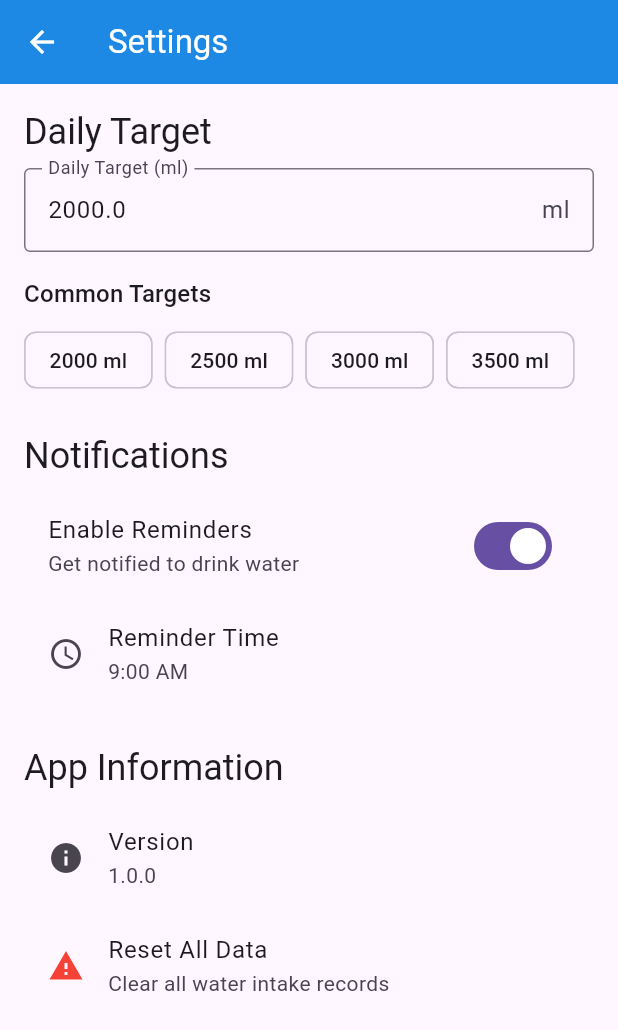
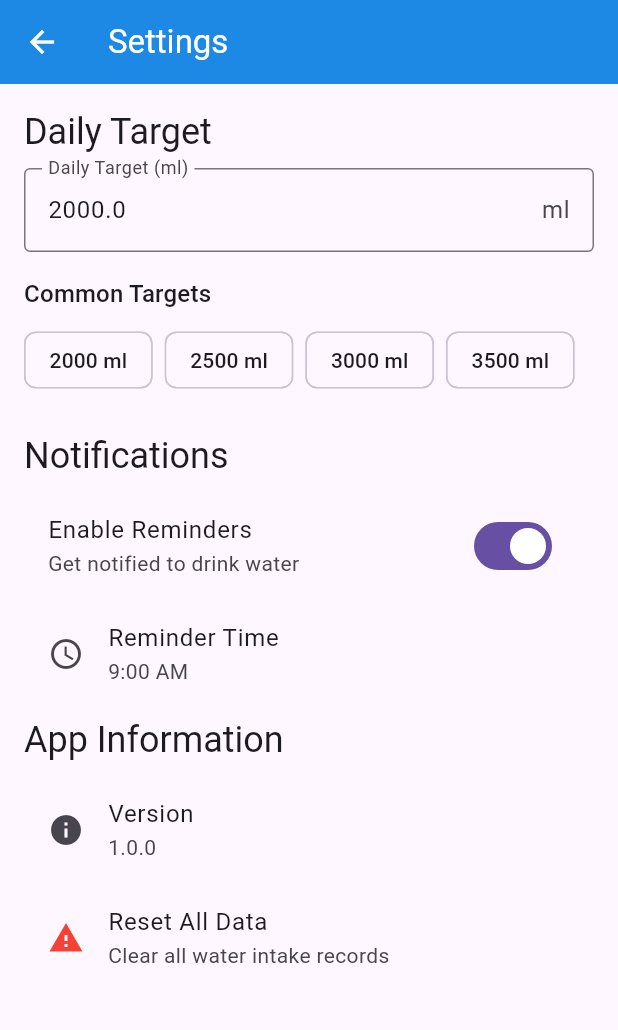
Before and after one commit to karanks6/Flutter-water-intake-app, a Flutter app: the screen it shows after launch, after a tap on the "settings" icon, on a phone screen of 412 x 824 dp. Shown: the top 1030 px of the screen. Run offline on Flutter 3.47's test engine with Material 3 defaults, Android fonts, the phone set to English and light mode, and no system bars; our stand-ins replace flutter_local_notifications, permission_handler, shared_preferences, timezone.

Commit message:
added changes

```diff
--- a/water_intake/lib/screens/settings_screen.dart
+++ b/water_intake/lib/screens/settings_screen.dart
@@ -110,7 +110,7 @@ class _SettingsScreenState extends State<SettingsScreen> {
                   enabled: _notificationsEnabled,
                 ),
 
-                SizedBox(height: 24),
+                SizedBox(height: 5),
 
                 // App Info
                 Text(
--- a/water_intake/lib/widgets/progress_chart.dart
+++ b/water_intake/lib/widgets/progress_chart.dart
@@ -12,129 +12,109 @@ class ProgressChart extends StatelessWidget {
         final weeklyData = intakeProvider.getWeeklyData();
 
         return Container(
-          padding: EdgeInsets.all(16),
+          padding: const EdgeInsets.all(16),
+          margin: const EdgeInsets.symmetric(horizontal: 8),
           decoration: BoxDecoration(
             color: Colors.white,
-            borderRadius: BorderRadius.circular(8),
+            borderRadius: BorderRadius.circular(12),
             boxShadow: [
               BoxShadow(
-                color: Colors.grey.withOpacity(0.1),
-                spreadRadius: 1,
-                blurRadius: 3,
-                offset: Offset(0, 1),
+                color: Colors.black12,
+                blurRadius: 6,
+                offset: Offset(0, 2),
               ),
             ],
           ),
           child: Column(
             children: [
-              // Chart Header
+              // Header
               Row(
                 mainAxisAlignment: MainAxisAlignment.spaceBetween,
                 children: [
                   Text(
                     'Last 7 Days',
-                    style: Theme.of(context).textTheme.titleMedium?.copyWith(
-                      fontWeight: FontWeight.bold,
-                    ),
+                    style: Theme.of(context).textTheme.titleMedium?.copyWith(fontWeight: FontWeight.bold),
                   ),
                   Text(
                     'Target: ${intakeProvider.dailyTarget.toStringAsFixed(0)} ml',
-                    style: Theme.of(
-                      context,
-                    ).textTheme.bodySmall?.copyWith(color: Colors.grey[600]),
+                    style: TextStyle(color: Colors.grey[600], fontSize: 12),
                   ),
                 ],
               ),
+              const SizedBox(height: 16),
 
-              SizedBox(height: 16),
+              // Bar Chart Section
+              LayoutBuilder(
+                builder: (context, constraints) {
+                  final maxBarHeight = constraints.maxHeight > 200 ? 160.0 : 120.0;
 
-              // Bar Chart
-              Expanded(
+                  return SizedBox(
+                    height: maxBarHeight + 50, // extra space for labels
                     child: Row(
+                      crossAxisAlignment: CrossAxisAlignment.end,
                       mainAxisAlignment: MainAxisAlignment.spaceEvenly,
-                  crossAxisAlignment: CrossAxisAlignment.end,
                       children: weeklyData.map((data) {
-                    final percentage =
-                        data['intake'] / intakeProvider.dailyTarget;
-                    final barHeight = (percentage * 120).clamp(0.0, 120.0);
+                        final percentage = (data['intake'] / intakeProvider.dailyTarget).clamp(0.0, 1.0);
+                        final barHeight = percentage * maxBarHeight;
+
+                        Color startColor;
+                        Color endColor;
+                        if (percentage >= 1.0) {
+                          startColor = Colors.green[700]!;
+                          endColor = Colors.green[400]!;
+                        } else if (percentage >= 0.7) {
+                          startColor = Colors.orange[700]!;
+                          endColor = Colors.orange[400]!;
+                        } else {
+                          startColor = Colors.blue[700]!;
+                          endColor = Colors.blue[400]!;
+                        }
 
                         return Expanded(
-                      child: Container(
-                        margin: EdgeInsets.symmetric(horizontal: 2),
                           child: Column(
                             mainAxisAlignment: MainAxisAlignment.end,
                             children: [
-                            // Amount text
                               Text(
                                 '${data['intake'].toStringAsFixed(0)}',
-                              style: TextStyle(
-                                fontSize: 10,
-                                fontWeight: FontWeight.bold,
-                                color: Colors.grey[600],
+                                style: TextStyle(fontSize: 10, color: Colors.grey[600]),
                               ),
-                            ),
-
-                            SizedBox(height: 4),
-
-                            // Bar
+                              const SizedBox(height: 4),
                               Container(
-                              width: double.infinity,
                                 height: barHeight,
+                                width: 14,
                                 decoration: BoxDecoration(
-                                color: percentage >= 1.0
-                                    ? Colors.green
-                                    : percentage >= 0.7
-                                    ? Colors.orange
-                                    : Colors.blue,
-                                borderRadius: BorderRadius.circular(4),
+                                  borderRadius: BorderRadius.circular(6),
                                   gradient: LinearGradient(
                                     begin: Alignment.bottomCenter,
                                     end: Alignment.topCenter,
-                                  colors: [
-                                    percentage >= 1.0
-                                        ? Colors.green[700]!
-                                        : percentage >= 0.7
-                                        ? Colors.orange[700]!
-                                        : Colors.blue[700]!,
-                                    percentage >= 1.0
-                                        ? Colors.green[400]!
-                                        : percentage >= 0.7
-                                        ? Colors.orange[400]!
-                                        : Colors.blue[400]!,
-                                  ],
+                                    colors: [startColor, endColor],
                                   ),
                                 ),
                               ),
-
-                            SizedBox(height: 8),
-
-                            // Day label
+                              const SizedBox(height: 8),
                               Text(
                                 data['day'],
-                              style: TextStyle(
-                                fontSize: 12,
-                                fontWeight: FontWeight.w500,
-                                color: Colors.grey[700],
-                              ),
+                                style: TextStyle(fontSize: 12, color: Colors.grey[700]),
                               ),
                             ],
-                        ),
                           ),
                         );
                       }).toList(),
                     ),
+                  );
+                },
               ),
 
-              SizedBox(height: 8),
+              const SizedBox(height: 12),
 
               // Legend
               Row(
                 mainAxisAlignment: MainAxisAlignment.center,
                 children: [
                   _buildLegendItem(Colors.green, 'Goal Met'),
-                  SizedBox(width: 16),
+                  const SizedBox(width: 12),
                   _buildLegendItem(Colors.orange, 'Close'),
-                  SizedBox(width: 16),
+                  const SizedBox(width: 12),
                   _buildLegendItem(Colors.blue, 'Below'),
                 ],
               ),
@@ -147,7 +127,6 @@ class ProgressChart extends StatelessWidget {
 
   Widget _buildLegendItem(Color color, String label) {
     return Row(
-      mainAxisSize: MainAxisSize.min,
       children: [
         Container(
           width: 12,
@@ -157,8 +136,11 @@ class ProgressChart extends StatelessWidget {
             borderRadius: BorderRadius.circular(2),
           ),
         ),
-        SizedBox(width: 4),
-        Text(label, style: TextStyle(fontSize: 10, color: Colors.grey[600])),
+        const SizedBox(width: 4),
+        Text(
+          label,
+          style: TextStyle(fontSize: 10, color: Colors.grey[600]),
+        ),
       ],
     );
   }
```
Lines whose indentation alone changed are shown as unchanged.
